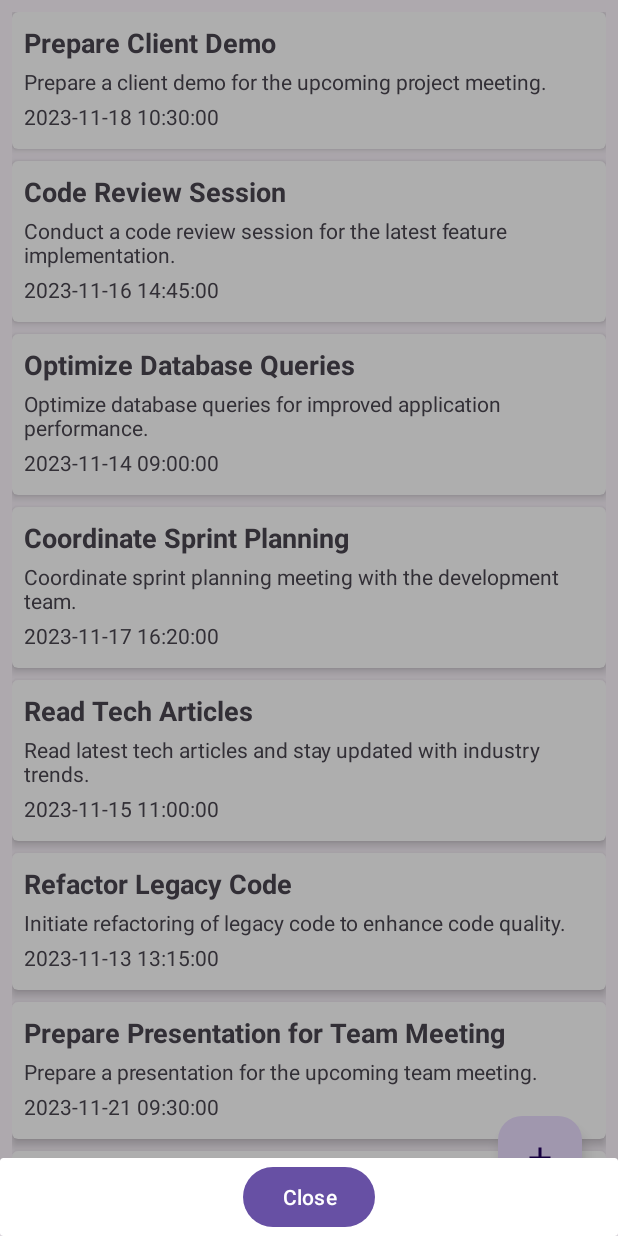
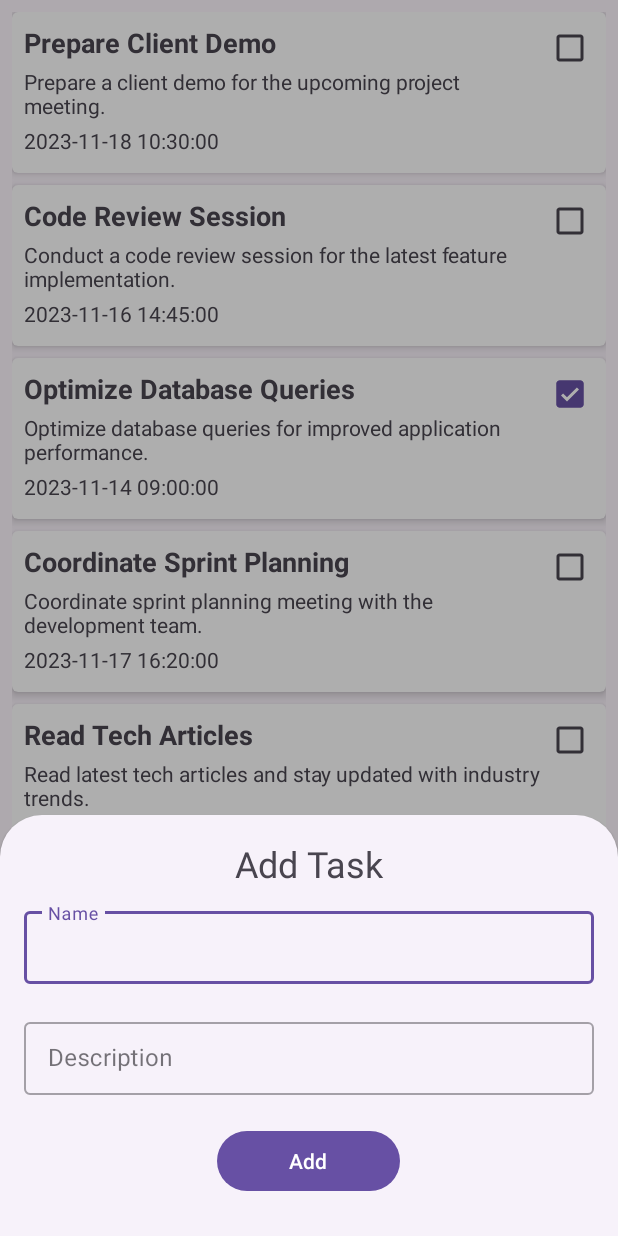
Before and after one commit to ushka1/android, an Android app: the screen it shows after launch (MainActivity), after a tap on an icon or button, on a phone screen of 412 x 824 dp. Run offline under Robolectric (Android 15) with nearby library versions, the phone set to English and light mode, and no system bars; our stand-ins replace data binding.

Commit message:
apply fixes

```diff
--- a/exercise4-todo-list/TodoList/app/build.gradle
+++ b/exercise4-todo-list/TodoList/app/build.gradle
@@ -7,7 +7,10 @@ android {
     namespace 'com.example.todolist'
     compileSdk 33
     dataBinding {
-        enabled = true
+        enabled true
+    }
+    buildFeatures {
+        viewBinding true
     }
 
     defaultConfig {
--- a/exercise4-todo-list/TodoList/app/src/main/java/com/example/todolist/MainActivity.kt
+++ b/exercise4-todo-list/TodoList/app/src/main/java/com/example/todolist/MainActivity.kt
@@ -44,14 +44,6 @@ class MainActivity : AppCompatActivity() {
 
                 taskRepository.removeTask(deletedTask)
                 adapter.notifyItemRemoved(position)
-
-//                Snackbar.make(recyclerView, "Deleted " + deletedTask.name, Snackbar.LENGTH_LONG)
-//                    .setAction(
-//                        "Undo",
-//                        View.OnClickListener {
-//                            taskController.addTask(position, deletedTask)
-//                            adapter.notifyItemInserted(position)
-//                        }).show()
             }
         }).attachToRecyclerView(recyclerView)
     }
@@ -60,7 +52,7 @@ class MainActivity : AppCompatActivity() {
         val openBottomSheetButton = findViewById<FloatingActionButton>(R.id.openBottomSheetButton)
         openBottomSheetButton.setOnClickListener {
             val dialog = BottomSheetDialog(this)
-            val view = layoutInflater.inflate(R.layout.bottom_sheet, null)
+            val view = layoutInflater.inflate(R.layout.fragment_add_task_sheet, null)
 
             val closeBottomSheetButton = view.findViewById<Button>(R.id.closeBottomSheetButton)
             closeBottomSheetButton.setOnClickListener {
--- a/exercise4-todo-list/TodoList/app/src/main/java/com/example/todolist/data/TaskRepository.kt
+++ b/exercise4-todo-list/TodoList/app/src/main/java/com/example/todolist/data/TaskRepository.kt
@@ -22,7 +22,7 @@ class TaskRepository {
             name = "Optimize Database Queries",
             description = "Optimize database queries for improved application performance.",
             createdAt = createDate(2023, 11, 14, 9, 0),
-            completed = false
+            completed = true
         ),
         TaskItem(
             name = "Coordinate Sprint Planning",
@@ -40,7 +40,7 @@ class TaskRepository {
             name = "Refactor Legacy Code",
             description = "Initiate refactoring of legacy code to enhance code quality.",
             createdAt = createDate(2023, 11, 13, 13, 15),
-            completed = false
+            completed = true
         ),
         TaskItem(
             name = "Prepare Presentation for Team Meeting",
@@ -52,7 +52,7 @@ class TaskRepository {
             name = "Review Project Timeline",
             description = "Review and update the project timeline based on recent changes.",
             createdAt = createDate(2023, 11, 22, 14, 0),
-            completed = false
+            completed = true
         )
     )
 
--- a/exercise4-todo-list/TodoList/app/src/main/res/layout/bottom_sheet.xml
+++ /dev/null
@@ -1,21 +0,0 @@
-<?xml version="1.0" encoding="utf-8"?>
-<androidx.cardview.widget.CardView xmlns:android="http://schemas.android.com/apk/res/android"
-    android:layout_width="match_parent"
-    android:layout_height="wrap_content">
-
-    <RelativeLayout
-        android:layout_width="match_parent"
-        android:layout_height="wrap_content"
-        android:layout_margin="2dp">
-
-        <Button
-            android:id="@+id/closeBottomSheetButton"
-            android:layout_width="wrap_content"
-            android:layout_height="wrap_content"
-            android:layout_alignParentTop="true"
-            android:layout_centerHorizontal="true"
-            android:text="Close" />
-
-    </RelativeLayout>
-
-</androidx.cardview.widget.CardView>
--- /dev/null
+++ b/exercise4-todo-list/TodoList/app/src/main/res/layout/fragment_add_task_sheet.xml
@@ -0,0 +1,57 @@
+<?xml version="1.0" encoding="utf-8"?>
+<LinearLayout
+    xmlns:android="http://schemas.android.com/apk/res/android"
+    xmlns:tools="http://schemas.android.com/tools"
+    android:orientation="vertical"
+    android:gravity="center"
+    android:layout_width="match_parent"
+    android:layout_height="wrap_content"
+    android:padding="16dp"
+    tools:context="com.example.todolist.ui.AddTaskSheet">
+
+        <TextView
+            android:layout_width="match_parent"
+            android:layout_height="wrap_content"
+            android:textAlignment="center"
+            android:textSize="24sp"
+            android:text="Add Task"/>
+
+        <com.google.android.material.textfield.TextInputLayout
+            style="@style/Widget.MaterialComponents.TextInputLayout.OutlinedBox.Dense"
+            android:layout_width="match_parent"
+            android:layout_height="wrap_content"
+            android:layout_marginVertical="10dp">
+
+            <com.google.android.material.textfield.TextInputEditText
+                android:layout_width="match_parent"
+                android:layout_height="match_parent"
+                android:id="@+id/name"
+                android:hint="Name"/>
+
+        </com.google.android.material.textfield.TextInputLayout>
+
+        <com.google.android.material.textfield.TextInputLayout
+            style="@style/Widget.MaterialComponents.TextInputLayout.OutlinedBox.Dense"
+            android:layout_width="match_parent"
+            android:layout_height="wrap_content"
+            android:layout_marginVertical="10dp">
+
+            <com.google.android.material.textfield.TextInputEditText
+                android:layout_width="match_parent"
+                android:layout_height="match_parent"
+                android:id="@+id/desc"
+                android:hint="Description">
+
+            </com.google.android.material.textfield.TextInputEditText>
+
+        </com.google.android.material.textfield.TextInputLayout>
+
+        <Button
+            android:id="@+id/closeBottomSheetButton"
+            android:layout_width="wrap_content"
+            android:layout_height="wrap_content"
+            android:paddingHorizontal="48dp"
+            android:layout_marginVertical="10dp"
+            android:text="Add" />
+
+</LinearLayout>
--- a/exercise4-todo-list/TodoList/app/src/main/res/layout/task_item.xml
+++ b/exercise4-todo-list/TodoList/app/src/main/res/layout/task_item.xml
@@ -20,8 +20,14 @@
         <LinearLayout
             android:layout_width="match_parent"
             android:layout_height="wrap_content"
-            android:orientation="vertical"
+            android:orientation="horizontal"
             android:padding="8dp">
+
+            <LinearLayout
+                android:layout_width="wrap_content"
+                android:layout_height="wrap_content"
+                android:layout_weight="1"
+                android:orientation="vertical">
 
                 <TextView
                     android:layout_width="match_parent"
@@ -44,5 +50,15 @@
                     android:text="@{task.getFormattedDate()}" />
 
             </LinearLayout>
+
+            <CheckBox
+                android:id="@+id/myCheckBox"
+                android:layout_width="32dp"
+                android:layout_height="32dp"
+                android:text="Mój Checkbox"
+                android:checked="@{task.completed}" />
+
+        </LinearLayout>
+
     </androidx.cardview.widget.CardView>
 </layout>
```
Also changed, not shown: exercise4-todo-list/TodoList/app/src/main/java/com/example/todolist/ui/AddTaskSheet.kt (+5 -59 lines), exercise4-todo-list/TodoList/app/src/main/java/com/example/todolist/ui/TaskListViewModel.kt (deleted, +0 -38 lines). Lines whose indentation alone changed are shown as unchanged.
